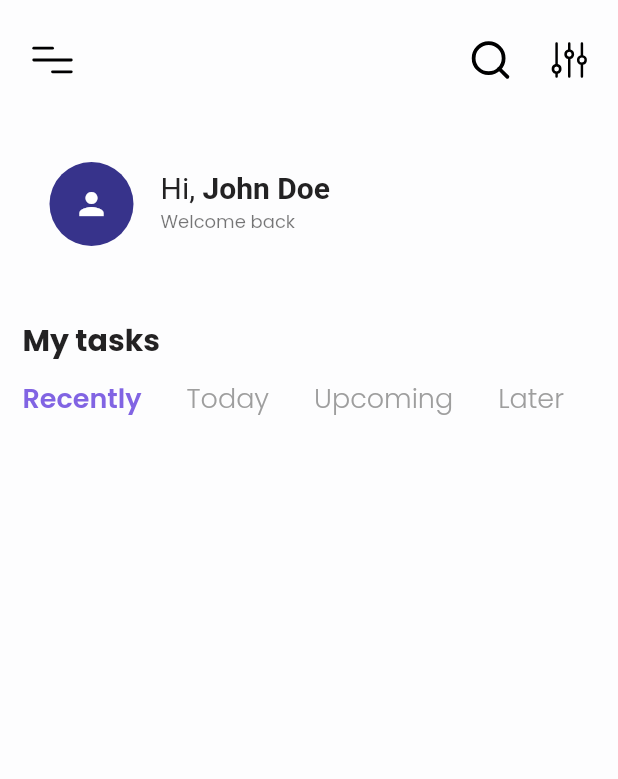
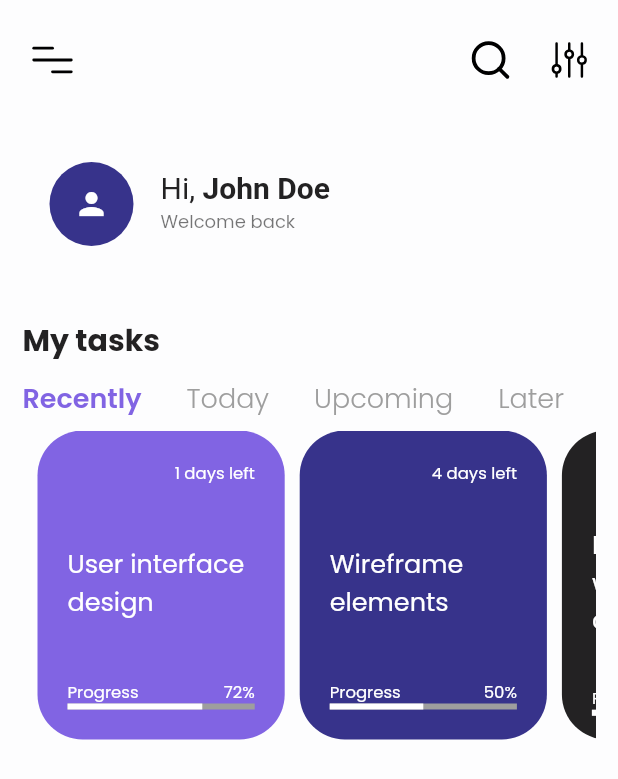
Before and after one commit to Amirnlz/task_management, a Flutter app: the screen it shows after launch, on a phone screen of 412 x 824 dp. Shown: the top 779 px of the screen. Run offline on Flutter 3.47's test engine with Material 2 defaults, Android fonts, the phone set to English and light mode, and no system bars; our stand-ins replace flutter_svg.

Commit message:
add task cards to home

```diff
--- a/lib/contants.dart
+++ /dev/null
@@ -1,18 +0,0 @@
-import 'package:flutter/material.dart';
-
-const Color primaryColor = Color(0xFF8164E3);
-
-const Color accentColor = Color(0xFF37338B);
-const Color thirdColor = Color(0xFFC3CFE0);
-const Color textColor = Color(0xFF232223);
-const Color backgroundColor = Color(0xFFFDFDFE);
-
-const TextStyle kdefaultTextStyle = TextStyle(
-  fontSize: 20,
-  color: textColor,
-);
-const TextStyle kboldTextStyle = TextStyle(
-  fontSize: 20,
-  color: textColor,
-  fontWeight: FontWeight.bold,
-);
--- a/lib/helpers/extesnsion.dart
+++ b/lib/helpers/extesnsion.dart
@@ -1,4 +1,4 @@
-import 'package:task_management/helpers/contants.dart';
+import 'contants.dart';
 
 extension DateTimeExtension on DateTime {
   String get date {
--- a/lib/main.dart
+++ b/lib/main.dart
@@ -1,7 +1,7 @@
 import 'package:flutter/material.dart';
+
+import 'helpers/contants.dart';
 import 'screens/home_screen.dart';
-
-import 'contants.dart';
 
 void main() {
   runApp(const MyApp());
--- /dev/null
+++ b/lib/models/task.dart
@@ -0,0 +1,42 @@
+import 'package:flutter/material.dart';
+
+import '../helpers/contants.dart';
+
+class Task {
+  final String title;
+  final String? description;
+  final DateTime date;
+  final int progress;
+  final Color color;
+
+  Task({
+    required this.title,
+    required this.date,
+    required this.progress,
+    this.description,
+    this.color = primaryColor,
+  });
+}
+
+List<Task> tasksCardList = [
+  Task(
+      title: 'User interface design',
+      date: DateTime.now().add(const Duration(days: 1)),
+      progress: 72,
+      color: primaryColor),
+  Task(
+      title: 'Wireframe elements',
+      date: DateTime.now().add(const Duration(days: 4)),
+      progress: 50,
+      color: accentColor),
+  Task(
+      title: 'Landing website design',
+      date: DateTime.now().add(const Duration(days: 7)),
+      progress: 35,
+      color: textColor),
+  Task(
+      title: 'Learn new technology',
+      date: DateTime.now().add(const Duration(days: 8)),
+      progress: 8,
+      color: Colors.brown),
+];
--- /dev/null
+++ b/lib/screens/components/task_card.dart
@@ -0,0 +1,91 @@
+import 'package:flutter/material.dart';
+
+import '../../helpers/extesnsion.dart';
+
+class TaskCard extends StatelessWidget {
+  const TaskCard(
+      {required this.title,
+      required this.date,
+      required this.progress,
+      required this.color,
+      Key? key})
+      : super(key: key);
+  final String title;
+  final int progress;
+  final DateTime date;
+  final Color color;
+
+  @override
+  Widget build(BuildContext context) {
+    Size size = MediaQuery.of(context).size;
+
+    return Container(
+      height: size.height * 0.25,
+      width: size.width * 0.4,
+      decoration: BoxDecoration(
+        color: color,
+        borderRadius: BorderRadius.circular(30),
+      ),
+      child: Padding(
+        padding: const EdgeInsets.symmetric(horizontal: 20),
+        child: Column(
+          mainAxisAlignment: MainAxisAlignment.spaceAround,
+          crossAxisAlignment: CrossAxisAlignment.start,
+          children: [
+            leftTaskTime(),
+            taskTitle(),
+            taskProgress(),
+          ],
+        ),
+      ),
+    );
+  }
+
+  Widget taskProgress() {
+    return Column(
+      children: [
+        Row(
+          mainAxisAlignment: MainAxisAlignment.spaceBetween,
+          children: [
+            const Text(
+              'Progress',
+              style: TextStyle(
+                color: Colors.white,
+                fontSize: 11,
+              ),
+            ),
+            Text(
+              progress.toString() + '%',
+              style: const TextStyle(color: Colors.white, fontSize: 11),
+            ),
+          ],
+        ),
+        LinearProgressIndicator(
+          value: progress / 100,
+          backgroundColor: Colors.grey,
+          valueColor: const AlwaysStoppedAnimation(Colors.white),
+        ),
+      ],
+    );
+  }
+
+  Align taskTitle() {
+    return Align(
+      alignment: Alignment.center,
+      child: Text(
+        title,
+        style: const TextStyle(color: Colors.white, fontSize: 17),
+      ),
+    );
+  }
+
+  Align leftTaskTime() {
+    return Align(
+      alignment: Alignment.topRight,
+      child: Text(
+        date.leftTime + ' left',
+        style: const TextStyle(color: Colors.white, fontSize: 11),
+      ),
+    );
+  }
+}
--- a/lib/screens/components/time_frequency.dart
+++ b/lib/screens/components/time_frequency.dart
@@ -1,6 +1,6 @@
 import 'package:flutter/material.dart';
 
-import '../../contants.dart';
+import '../../helpers/contants.dart';
 
 const List<String> _timeFrequencies = [
   'Recently',
--- a/lib/screens/home_screen.dart
+++ b/lib/screens/home_screen.dart
@@ -1,7 +1,9 @@
 import 'package:flutter/material.dart';
 import 'package:flutter_svg/svg.dart';
+import '../models/task.dart';
+import 'components/task_card.dart';
 
-import '../contants.dart';
+import '../helpers/contants.dart';
 import 'components/time_frequency.dart';
 
 class HomeScreen extends StatelessWidget {
@@ -26,10 +28,32 @@ class HomeScreen extends StatelessWidget {
               ),
               const SizedBox(height: 10),
               const TimeFrequency(),
+              taskCards(),
             ],
           ),
         ),
-    ));
+      ),
+    );
+  }
+
+  SingleChildScrollView taskCards() {
+    return SingleChildScrollView(
+      scrollDirection: Axis.horizontal,
+      child: Row(
+        children: List.generate(
+          tasksCardList.length,
+          (index) => Padding(
+            padding: const EdgeInsets.only(left: 10),
+            child: TaskCard(
+              title: tasksCardList[index].title,
+              date: tasksCardList[index].date,
+              progress: tasksCardList[index].progress,
+              color: tasksCardList[index].color,
+            ),
+          ),
+        ),
+      ),
+    );
   }
 
   Row topScreenIcons() {
```
Lines whose indentation alone changed are shown as unchanged.
